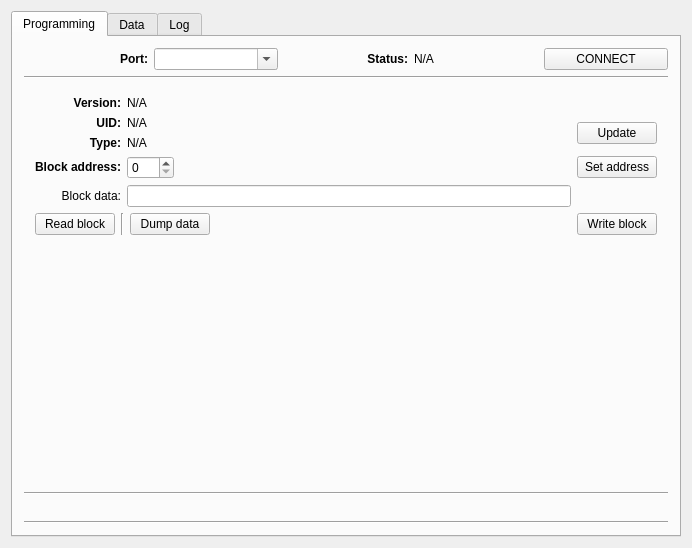
Before: the Qt Designer form RFID_Programmer/RC522_13.56MHz/Programmer/mainwindow.ui in DrSmyrke/MyDevices, drawn with Qt 5.
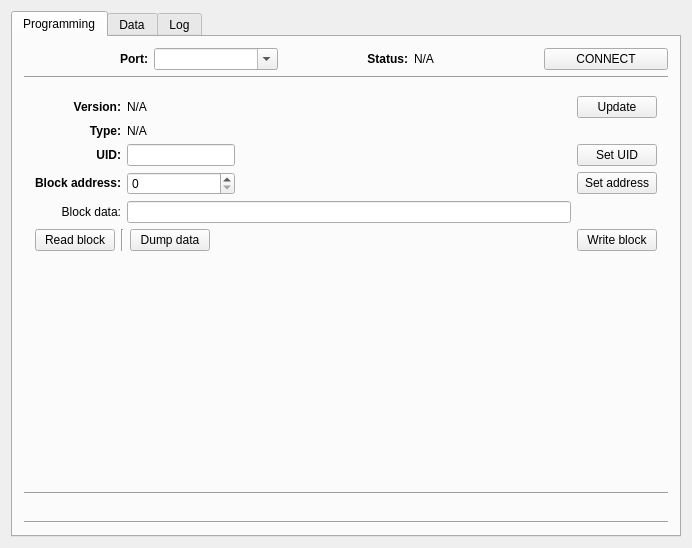
After: the same form once the commit is applied.

Diff of the .ui file:
```diff
--- a/RFID_Programmer/RC522_13.56MHz/Programmer/mainwindow.ui
+++ b/RFID_Programmer/RC522_13.56MHz/Programmer/mainwindow.ui
@@ -98,16 +98,6 @@
                </property>
               </widget>
              </item>
-             <item row="2" column="0">
-              <widget class="QLabel" name="label_2">
-               <property name="text">
-                <string>&lt;b&gt;Type:&lt;/b&gt;</string>
-               </property>
-               <property name="alignment">
-                <set>Qt::AlignRight|Qt::AlignTrailing|Qt::AlignVCenter</set>
-               </property>
-              </widget>
-             </item>
              <item row="3" column="0">
               <widget class="QLabel" name="label_4">
                <property name="text">
@@ -138,16 +128,6 @@
                </property>
               </widget>
              </item>
-             <item row="1" column="0">
-              <widget class="QLabel" name="label">
-               <property name="text">
-                <string>&lt;b&gt;UID:&lt;/b&gt;</string>
-               </property>
-               <property name="alignment">
-                <set>Qt::AlignRight|Qt::AlignTrailing|Qt::AlignVCenter</set>
-               </property>
-              </widget>
-             </item>
              <item row="0" column="0">
               <widget class="QLabel" name="label_7">
                <property name="text">
@@ -165,27 +145,50 @@
                </property>
               </widget>
              </item>
-             <item row="2" column="1" colspan="2">
-              <widget class="QLabel" name="typeLabel">
-               <property name="text">
-                <string>N/A</string>
-               </property>
-              </widget>
-             </item>
-             <item row="1" column="1" colspan="2">
-              <widget class="QLabel" name="uidLabel">
-               <property name="text">
-                <string>N/A</string>
-               </property>
-              </widget>
-             </item>
-             <item row="1" column="3" rowspan="2">
+             <item row="0" column="3">
               <widget class="QPushButton" name="updB">
                <property name="text">
                 <string>Update</string>
                </property>
               </widget>
              </item>
+             <item row="1" column="0">
+              <widget class="QLabel" name="label_2">
+               <property name="text">
+                <string>&lt;b&gt;Type:&lt;/b&gt;</string>
+               </property>
+               <property name="alignment">
+                <set>Qt::AlignRight|Qt::AlignTrailing|Qt::AlignVCenter</set>
+               </property>
+              </widget>
+             </item>
+             <item row="2" column="0">
+              <widget class="QLabel" name="label">
+               <property name="text">
+                <string>&lt;b&gt;UID:&lt;/b&gt;</string>
+               </property>
+               <property name="alignment">
+                <set>Qt::AlignRight|Qt::AlignTrailing|Qt::AlignVCenter</set>
+               </property>
+              </widget>
+             </item>
+             <item row="1" column="1">
+              <widget class="QLabel" name="typeLabel">
+               <property name="text">
+                <string>N/A</string>
+               </property>
+              </widget>
+             </item>
+             <item row="2" column="1">
+              <widget class="QLineEdit" name="uidBox"/>
+             </item>
+             <item row="2" column="3">
+              <widget class="QPushButton" name="setUID">
+               <property name="text">
+                <string>Set UID</string>
+               </property>
+              </widget>
+             </item>
             </layout>
            </item>
            <item>
```
Left out of the diff: 4 changed lines with no effect on the pictures.
